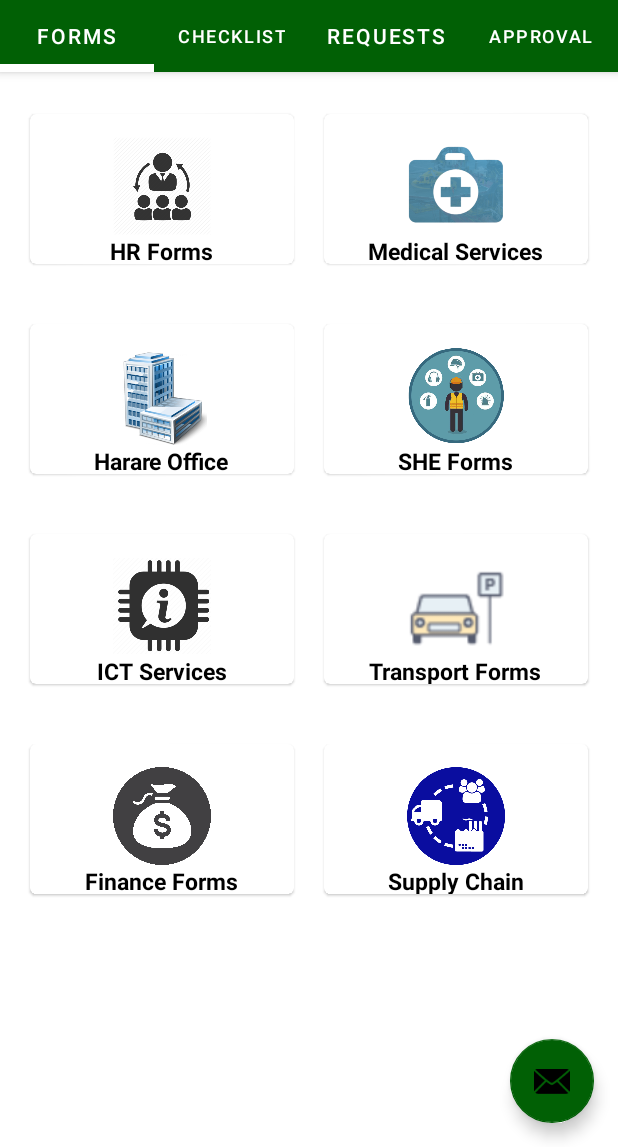
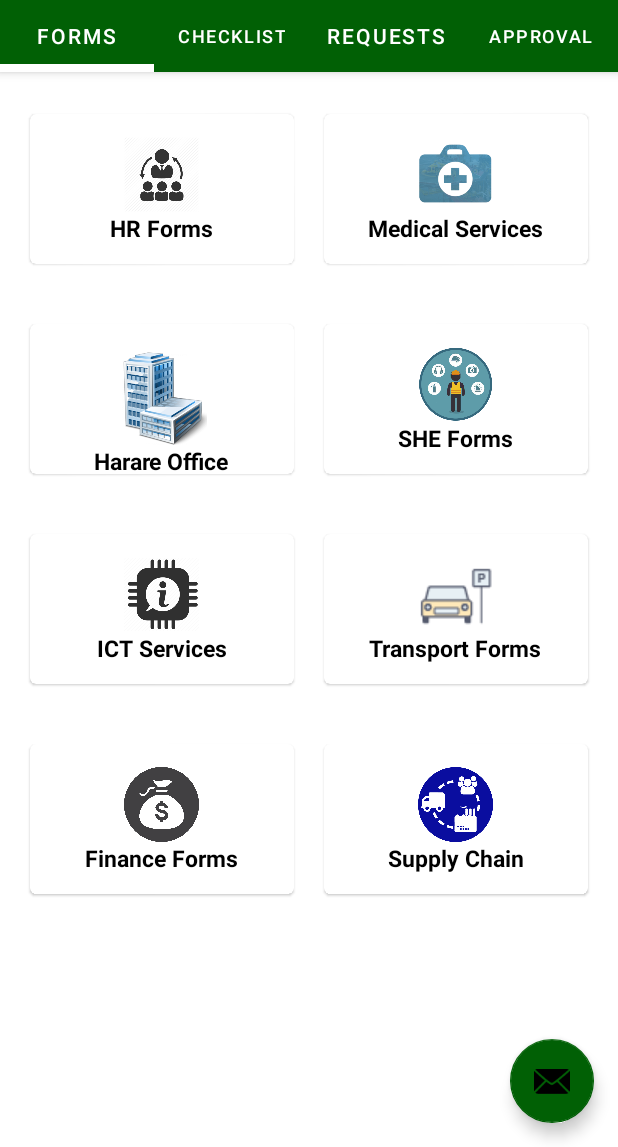
Before and after one commit to muhundet/MyMimosa, an Android app: the FormsFragment screen opened directly, with no data from a screen before it, on a phone screen of 412 x 824 dp, the part 89-1236 px from its top. Run offline under Robolectric (Android 15) with nearby library versions, the phone set to English and light mode, and no system bars; 1 statement that could not run was skipped.

```diff
--- a/app/src/main/res/layout/fragment_forms.xml
+++ b/app/src/main/res/layout/fragment_forms.xml
@@ -48,8 +48,8 @@
 
                     <ImageView
                         android:id="@+id/hr_menu_icon"
-                        android:layout_width="65dp"
-                        android:layout_height="65dp"
+                        android:layout_width="50dp"
+                        android:layout_height="50dp"
                         android:layout_centerHorizontal="true"
                         android:layout_marginTop="15dp"
                         app:srcCompat="@drawable/hr_icon" />
@@ -81,8 +81,8 @@
 
                     <ImageView
                         android:id="@+id/image_view_medical_services"
-                        android:layout_width="65dp"
-                        android:layout_height="65dp"
+                        android:layout_width="50dp"
+                        android:layout_height="50dp"
                         android:layout_centerHorizontal="true"
                         android:layout_marginTop="15dp"
                         app:srcCompat="@drawable/medical" />
@@ -161,8 +161,8 @@
 
                     <ImageView
                         android:id="@+id/image_view_she"
-                        android:layout_width="65dp"
-                        android:layout_height="65dp"
+                        android:layout_width="50dp"
+                        android:layout_height="50dp"
                         android:layout_centerHorizontal="true"
                         android:layout_marginTop="15dp"
                         app:srcCompat="@drawable/she" />
@@ -202,8 +202,8 @@
                          />
                     <ImageView
                         android:id="@+id/image_ict"
-                        android:layout_width="65dp"
-                        android:layout_height="65dp"
+                        android:layout_width="50dp"
+                        android:layout_height="50dp"
                         android:layout_centerHorizontal="true"
                         android:layout_marginTop="15dp"
                         app:srcCompat="@drawable/ict" />
@@ -232,8 +232,8 @@
                          />
                     <ImageView
                         android:id="@+id/train"
-                        android:layout_width="65dp"
-                        android:layout_height="65dp"
+                        android:layout_width="50dp"
+                        android:layout_height="50dp"
                         android:layout_centerHorizontal="true"
                         android:layout_marginTop="15dp"
                         app:srcCompat="@drawable/transport" />
@@ -272,8 +272,8 @@
                         />
                     <ImageView
                         android:id="@+id/cycle"
-                        android:layout_width="65dp"
-                        android:layout_height="65dp"
+                        android:layout_width="50dp"
+                        android:layout_height="50dp"
                         android:layout_centerHorizontal="true"
                         android:layout_marginTop="15dp"
                         app:srcCompat="@drawable/finance" />
@@ -303,8 +303,8 @@
                          />
                     <ImageView
                         android:id="@+id/airplane"
-                        android:layout_width="65dp"
-                        android:layout_height="65dp"
+                        android:layout_width="50dp"
+                        android:layout_height="50dp"
                         android:layout_centerHorizontal="true"
                         android:layout_marginTop="15dp"
                         app:srcCompat="@drawable/supply_chain" />
```
